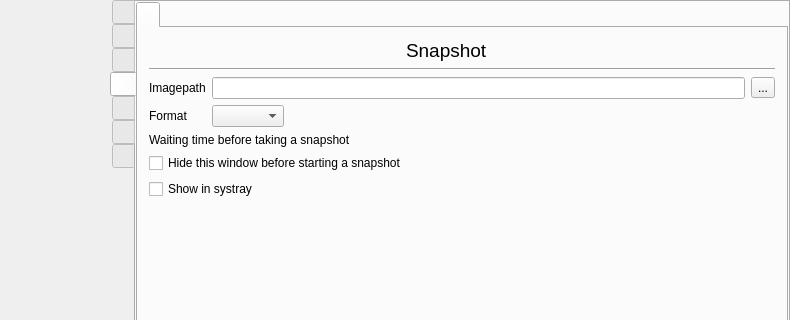
The window that src/formMainWindow.ui (vkohaupt/vokoscreenNG) describes before a commit, drawn with Qt 5; both pictures show x 0 to 790 and y 0 to 320 of the 790 by 500 pixel window.
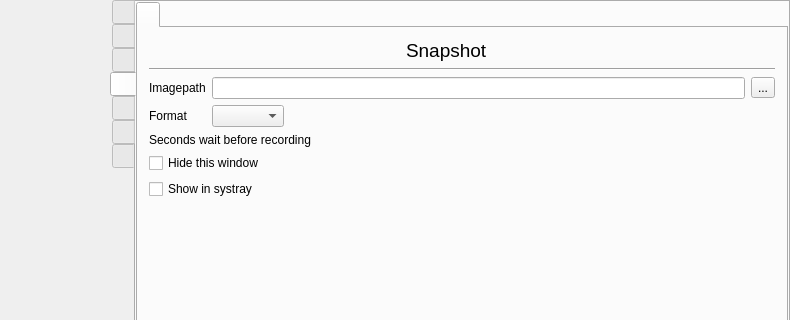
The same window after the commit. Icons and pictures are not drawn.

What changed in the file:
```diff
--- a/src/formMainWindow.ui
+++ b/src/formMainWindow.ui
@@ -4402,7 +4402,7 @@
                 <item row="5" column="0" colspan="2">
                  <widget class="QCheckBox" name="checkBoxSnapshotHideBeforeRecording">
                   <property name="text">
-                   <string>Hide this window before starting a snapshot</string>
+                   <string>Hide this window</string>
                   </property>
                  </widget>
                 </item>
@@ -4411,7 +4411,7 @@
                   <item>
                    <widget class="QLabel" name="label_59">
                     <property name="text">
-                     <string>Waiting time before taking a snapshot</string>
+                     <string>Seconds wait before recording</string>
                     </property>
                    </widget>
                   </item>
```
